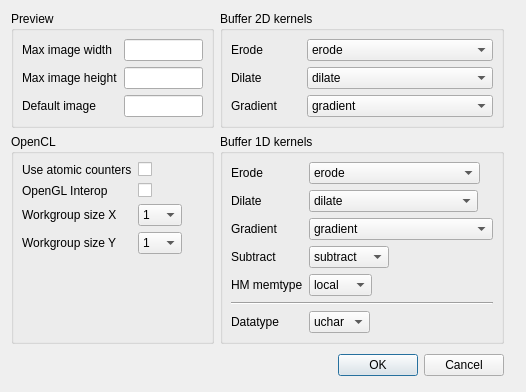
The window that morph2/settings.ui (k0zmo/morphology-opencl) describes before a commit, drawn with Qt 5.
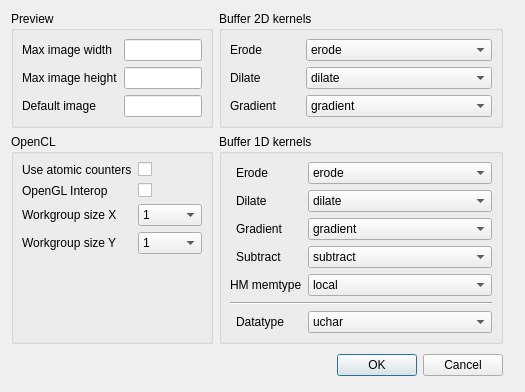
The same window after the commit.

The edit to the form file:
```diff
--- a/morph2/settings.ui
+++ b/morph2/settings.ui
@@ -6,8 +6,8 @@
    <rect>
     <x>0</x>
     <y>0</y>
-    <width>526</width>
-    <height>385</height>
+    <width>525</width>
+    <height>382</height>
    </rect>
   </property>
   <property name="windowTitle">
@@ -21,23 +21,10 @@
        <property name="title">
         <string>Preview</string>
        </property>
-       <layout class="QFormLayout" name="formLayout">
+       <layout class="QGridLayout" name="gridLayout_5">
         <property name="margin">
          <number>8</number>
         </property>
-        <item row="0" column="0">
-         <widget class="QLabel" name="maxImageWidthLabel">
-          <property name="text">
-           <string>Max image width</string>
-          </property>
-          <property name="buddy">
-           <cstring>maxImageWidthLineEdit</cstring>
-          </property>
-         </widget>
-        </item>
-        <item row="0" column="1">
-         <widget class="QLineEdit" name="maxImageWidthLineEdit"/>
-        </item>
         <item row="1" column="0">
          <widget class="QLabel" name="maxImageHeightLabel">
           <property name="text">
@@ -48,9 +35,6 @@
           </property>
          </widget>
         </item>
-        <item row="1" column="1">
-         <widget class="QLineEdit" name="maxImageHeightLineEdit"/>
-        </item>
         <item row="2" column="0">
          <widget class="QLabel" name="defaultImageLabel">
           <property name="text">
@@ -64,6 +48,22 @@
         <item row="2" column="1">
          <widget class="QLineEdit" name="defaultImageLineEdit"/>
         </item>
+        <item row="0" column="0">
+         <widget class="QLabel" name="maxImageWidthLabel">
+          <property name="text">
+           <string>Max image width</string>
+          </property>
+          <property name="buddy">
+           <cstring>maxImageWidthLineEdit</cstring>
+          </property>
+         </widget>
+        </item>
+        <item row="1" column="1">
+         <widget class="QLineEdit" name="maxImageHeightLineEdit"/>
+        </item>
+        <item row="0" column="1">
+         <widget class="QLineEdit" name="maxImageWidthLineEdit"/>
+        </item>
        </layout>
       </widget>
      </item>
@@ -72,39 +72,10 @@
        <property name="title">
         <string>Buffer 2D kernels</string>
        </property>
-       <layout class="QFormLayout" name="formLayout_3">
+       <layout class="QGridLayout" name="gridLayout_4" columnstretch="0,1">
         <property name="margin">
          <number>8</number>
         </property>
-        <item row="0" column="0">
-         <widget class="QLabel" name="erodeKernelLabel">
-          <property name="text">
-           <string>Erode</string>
-          </property>
-          <property name="buddy">
-           <cstring>erodeKernelComboBox</cstring>
-          </property>
-         </widget>
-        </item>
-        <item row="0" column="1">
-         <widget class="QComboBox" name="erodeKernelComboBox">
-          <item>
-           <property name="text">
-            <string>erode</string>
-           </property>
-          </item>
-          <item>
-           <property name="text">
-            <string>erode_c4</string>
-           </property>
-          </item>
-          <item>
-           <property name="text">
-            <string>erode_c4_pragma</string>
-           </property>
-          </item>
-         </widget>
-        </item>
         <item row="1" column="0">
          <widget class="QLabel" name="dilateKernelLabel">
           <property name="text">
@@ -115,25 +86,6 @@
           </property>
          </widget>
         </item>
-        <item row="1" column="1">
-         <widget class="QComboBox" name="dilateKernelComboBox">
-          <item>
-           <property name="text">
-            <string>dilate</string>
-           </property>
-          </item>
-          <item>
-           <property name="text">
-            <string>dilate_c4</string>
-           </property>
-          </item>
-          <item>
-           <property name="text">
-            <string>dilate_c4_pragma</string>
-           </property>
-          </item>
-         </widget>
-        </item>
         <item row="2" column="0">
          <widget class="QLabel" name="gradientKernelLabel">
           <property name="text">
@@ -144,6 +96,54 @@
           </property>
          </widget>
         </item>
+        <item row="0" column="0">
+         <widget class="QLabel" name="erodeKernelLabel">
+          <property name="text">
+           <string>Erode</string>
+          </property>
+          <property name="buddy">
+           <cstring>erodeKernelComboBox</cstring>
+          </property>
+         </widget>
+        </item>
+        <item row="1" column="1">
+         <widget class="QComboBox" name="dilateKernelComboBox">
+          <item>
+           <property name="text">
+            <string>dilate</string>
+           </property>
+          </item>
+          <item>
+           <property name="text">
+            <string>dilate_c4</string>
+           </property>
+          </item>
+          <item>
+           <property name="text">
+            <string>dilate_c4_pragma</string>
+           </property>
+          </item>
+         </widget>
+        </item>
+        <item row="0" column="1">
+         <widget class="QComboBox" name="erodeKernelComboBox">
+          <item>
+           <property name="text">
+            <string>erode</string>
+           </property>
+          </item>
+          <item>
+           <property name="text">
+            <string>erode_c4</string>
+           </property>
+          </item>
+          <item>
+           <property name="text">
+            <string>erode_c4_pragma</string>
+           </property>
+          </item>
+         </widget>
+        </item>
         <item row="2" column="1">
          <widget class="QComboBox" name="gradientKernelComboBox">
           <item>
@@ -171,13 +171,94 @@
        <property name="title">
         <string>OpenCL</string>
        </property>
-       <layout class="QFormLayout" name="formLayout_2">
-        <property name="fieldGrowthPolicy">
-         <enum>QFormLayout::ExpandingFieldsGrow</enum>
-        </property>
+       <layout class="QGridLayout" name="gridLayout_6" columnstretch="0,0">
         <property name="margin">
          <number>8</number>
         </property>
+        <item row="3" column="0">
+         <widget class="QLabel" name="workgroupSizeYLabel">
+          <property name="text">
+           <string>Workgroup size Y</string>
+          </property>
+          <property name="buddy">
+           <cstring>workgroupSizeYComboBox</cstring>
+          </property>
+         </widget>
+        </item>
+        <item row="0" column="1">
+         <widget class="QCheckBox" name="useAtomicCountersCheckBox"/>
+        </item>
+        <item row="2" column="1">
+         <widget class="QComboBox" name="workgroupSizeXComboBox">
+          <item>
+           <property name="text">
+            <string>1</string>
+           </property>
+          </item>
+          <item>
+           <property name="text">
+            <string>2</string>
+           </property>
+          </item>
+          <item>
+           <property name="text">
+            <string>4</string>
+           </property>
+          </item>
+          <item>
+           <property name="text">
+            <string>8</string>
+           </property>
+          </item>
+          <item>
+           <property name="text">
+            <string>16</string>
+           </property>
+          </item>
+          <item>
+           <property name="text">
+            <string>32</string>
+           </property>
+          </item>
+         </widget>
+        </item>
+        <item row="1" column="1">
+         <widget class="QCheckBox" name="openGInteropCheckBox"/>
+        </item>
+        <item row="3" column="1">
+         <widget class="QComboBox" name="workgroupSizeYComboBox">
+          <item>
+           <property name="text">
+            <string>1</string>
+           </property>
+          </item>
+          <item>
+           <property name="text">
+            <string>2</string>
+           </property>
+          </item>
+          <item>
+           <property name="text">
+            <string>4</string>
+           </property>
+          </item>
+          <item>
+           <property name="text">
+            <string>8</string>
+           </property>
+          </item>
+          <item>
+           <property name="text">
+            <string>16</string>
+           </property>
+          </item>
+          <item>
+           <property name="text">
+            <string>32</string>
+           </property>
+          </item>
+         </widget>
+        </item>
         <item row="0" column="0">
          <widget class="QLabel" name="useAtomicCountersLabel">
           <property name="text">
@@ -188,22 +269,6 @@
           </property>
          </widget>
         </item>
-        <item row="0" column="1">
-         <widget class="QCheckBox" name="useAtomicCountersCheckBox"/>
-        </item>
-        <item row="1" column="0">
-         <widget class="QLabel" name="openGInteropLabel">
-          <property name="text">
-           <string>OpenGL Interop</string>
-          </property>
-          <property name="buddy">
-           <cstring>openGInteropCheckBox</cstring>
-          </property>
-         </widget>
-        </item>
-        <item row="1" column="1">
-         <widget class="QCheckBox" name="openGInteropCheckBox"/>
-        </item>
         <item row="2" column="0">
          <widget class="QLabel" name="workgroupSizeXLabel">
           <property name="text">
@@ -214,83 +279,28 @@
           </property>
          </widget>
         </item>
-        <item row="2" column="1">
-         <widget class="QComboBox" name="workgroupSizeXComboBox">
-          <item>
-           <property name="text">
-            <string>1</string>
-           </property>
-          </item>
-          <item>
-           <property name="text">
-            <string>2</string>
-           </property>
-          </item>
-          <item>
-           <property name="text">
-            <string>4</string>
-           </property>
-          </item>
-          <item>
-           <property name="text">
-            <string>8</string>
-           </property>
-          </item>
-          <item>
-           <property name="text">
-            <string>16</string>
-           </property>
-          </item>
-          <item>
-           <property name="text">
-            <string>32</string>
-           </property>
-          </item>
-         </widget>
-        </item>
-        <item row="3" column="0">
-         <widget class="QLabel" name="workgroupSizeYLabel">
+        <item row="1" column="0">
+         <widget class="QLabel" name="openGInteropLabel">
           <property name="text">
-           <string>Workgroup size Y</string>
+           <string>OpenGL Interop</string>
           </property>
           <property name="buddy">
            <cstring>workgroupSizeYComboBox</cstring>
           </property>
          </widget>
         </item>
-        <item row="3" column="1">
-         <widget class="QComboBox" name="workgroupSizeYComboBox">
-          <item>
-           <property name="text">
-            <string>1</string>
-           </property>
-          </item>
-          <item>
-           <property name="text">
-            <string>2</string>
-           </property>
-          </item>
-          <item>
-           <property name="text">
-            <string>4</string>
-           </property>
-          </item>
-          <item>
-           <property name="text">
-            <string>8</string>
-           </property>
-          </item>
-          <item>
-           <property name="text">
-            <string>16</string>
-           </property>
-          </item>
-          <item>
-           <property name="text">
-            <string>32</string>
-           </property>
-          </item>
-         </widget>
+        <item row="4" column="0">
+         <spacer name="verticalSpacer_2">
+          <property name="orientation">
+           <enum>Qt::Vertical</enum>
+          </property>
+          <property name="sizeHint" stdset="0">
+           <size>
+            <width>20</width>
+            <height>40</height>
+           </size>
+          </property>
+         </spacer>
         </item>
        </layout>
       </widget>
@@ -300,14 +310,122 @@
        <property name="title">
         <string>Buffer 1D kernels</string>
        </property>
-       <layout class="QFormLayout" name="formLayout_4">
-        <property name="fieldGrowthPolicy">
-         <enum>QFormLayout::ExpandingFieldsGrow</enum>
-        </property>
+       <layout class="QGridLayout" name="gridLayout_3" columnstretch="0,10,0">
         <property name="margin">
          <number>8</number>
         </property>
-        <item row="0" column="0">
+        <item row="3" column="2">
+         <widget class="QComboBox" name="subtractKernelComboBox">
+          <item>
+           <property name="text">
+            <string>subtract</string>
+           </property>
+          </item>
+          <item>
+           <property name="text">
+            <string>subtract4</string>
+           </property>
+          </item>
+         </widget>
+        </item>
+        <item row="2" column="1">
+         <widget class="QLabel" name="gradientKernelLabel_2">
+          <property name="text">
+           <string>Gradient</string>
+          </property>
+          <property name="buddy">
+           <cstring>gradientKernelComboBox_2</cstring>
+          </property>
+         </widget>
+        </item>
+        <item row="4" column="0" colspan="2">
+         <widget class="QLabel" name="hitmissMemTypeLabel">
+          <property name="text">
+           <string>HM memtype</string>
+          </property>
+          <property name="buddy">
+           <cstring>hitmissMemTypeComboBox</cstring>
+          </property>
+         </widget>
+        </item>
+        <item row="1" column="2">
+         <widget class="QComboBox" name="dilateKernelComboBox_2">
+          <item>
+           <property name="text">
+            <string>dilate</string>
+           </property>
+          </item>
+          <item>
+           <property name="text">
+            <string>dilate_local</string>
+           </property>
+          </item>
+          <item>
+           <property name="text">
+            <string>dilate_c4_local</string>
+           </property>
+          </item>
+          <item>
+           <property name="text">
+            <string>dilate_c4_local_unroll</string>
+           </property>
+          </item>
+          <item>
+           <property name="text">
+            <string>dilate_c4_local_pragma</string>
+           </property>
+          </item>
+          <item>
+           <property name="text">
+            <string>dilate4_local</string>
+           </property>
+          </item>
+          <item>
+           <property name="text">
+            <string>dilate4_c4_local</string>
+           </property>
+          </item>
+          <item>
+           <property name="text">
+            <string>dilate4_c4_local_unroll</string>
+           </property>
+          </item>
+          <item>
+           <property name="text">
+            <string>dilate4_c4_local_pragma</string>
+           </property>
+          </item>
+         </widget>
+        </item>
+        <item row="4" column="2">
+         <widget class="QComboBox" name="hitmissMemTypeComboBox">
+          <item>
+           <property name="text">
+            <string>local</string>
+           </property>
+          </item>
+          <item>
+           <property name="text">
+            <string>global</string>
+           </property>
+          </item>
+         </widget>
+        </item>
+        <item row="6" column="2">
+         <widget class="QComboBox" name="datatypeComboBox">
+          <item>
+           <property name="text">
+            <string>uchar</string>
+           </property>
+          </item>
+          <item>
+           <property name="text">
+            <string>uint</string>
+           </property>
+          </item>
+         </widget>
+        </item>
+        <item row="0" column="1">
          <widget class="QLabel" name="erodeKernelLabel_2">
           <property name="text">
            <string>Erode</string>
@@ -317,7 +435,27 @@
           </property>
          </widget>
         </item>
-        <item row="0" column="1">
+        <item row="1" column="1">
+         <widget class="QLabel" name="dilateKernelLabel_2">
+          <property name="text">
+           <string>Dilate</string>
+          </property>
+          <property name="buddy">
+           <cstring>dilateKernelComboBox_2</cstring>
+          </property>
+         </widget>
+        </item>
+        <item row="6" column="1">
+         <widget class="QLabel" name="datatypeLabel">
+          <property name="text">
+           <string>Datatype</string>
+          </property>
+          <property name="buddy">
+           <cstring>datatypeComboBox</cstring>
+          </property>
+         </widget>
+        </item>
+        <item row="0" column="2">
          <widget class="QComboBox" name="erodeKernelComboBox_2">
           <item>
            <property name="text">
@@ -366,76 +504,7 @@
           </item>
          </widget>
         </item>
-        <item row="1" column="0">
-         <widget class="QLabel" name="dilateKernelLabel_2">
-          <property name="text">
-           <string>Dilate</string>
-          </property>
-          <property name="buddy">
-           <cstring>dilateKernelComboBox_2</cstring>
-          </property>
-         </widget>
-        </item>
-        <item row="1" column="1">
-         <widget class="QComboBox" name="dilateKernelComboBox_2">
-          <item>
-           <property name="text">
-            <string>dilate</string>
-           </property>
-          </item>
-          <item>
-           <property name="text">
-            <string>dilate_local</string>
-           </property>
-          </item>
-          <item>
-           <property name="text">
-            <string>dilate_c4_local</string>
-           </property>
-          </item>
-          <item>
-           <property name="text">
-            <string>dilate_c4_local_unroll</string>
-           </property>
-          </item>
-          <item>
-           <property name="text">
-            <string>dilate_c4_local_pragma</string>
-           </property>
-          </item>
-          <item>
-           <property name="text">
-            <string>dilate4_local</string>
-           </property>
-          </item>
-          <item>
-           <property name="text">
-            <string>dilate4_c4_local</string>
-           </property>
-          </item>
-          <item>
-           <property name="text">
-            <string>dilate4_c4_local_unroll</string>
-           </property>
-          </item>
-          <item>
-           <property name="text">
-            <string>dilate4_c4_local_pragma</string>
-           </property>
-          </item>
-         </widget>
-        </item>
-        <item row="2" column="0">
-         <widget class="QLabel" name="gradientKernelLabel_2">
-          <property name="text">
-           <string>Gradient</string>
-          </property>
-          <property name="buddy">
-           <cstring>gradientKernelComboBox_2</cstring>
-          </property>
-         </widget>
-        </item>
-        <item row="2" column="1">
+        <item row="2" column="2">
          <widget class="QComboBox" name="gradientKernelComboBox_2">
           <item>
            <property name="text">
@@ -484,7 +553,7 @@
           </item>
          </widget>
         </item>
-        <item row="3" column="0">
+        <item row="3" column="1">
          <widget class="QLabel" name="subtractKernelLabel">
           <property name="text">
            <string>Subtract</string>
@@ -494,76 +563,8 @@
           </property>
          </widget>
         </item>
-        <item row="3" column="1">
-         <widget class="QComboBox" name="subtractKernelComboBox">
-          <item>
-           <property name="text">
-            <string>subtract</string>
-           </property>
-          </item>
-          <item>
-           <property name="text">
-            <string>subtract4</string>
-           </property>
-          </item>
-         </widget>
-        </item>
-        <item row="4" column="0">
-         <widget class="QLabel" name="hitmissMemTypeLabel">
-          <property name="text">
-           <string>HM memtype</string>
-          </property>
-          <property name="buddy">
-           <cstring>hitmissMemTypeComboBox</cstring>
-          </property>
-         </widget>
-        </item>
-        <item row="4" column="1">
-         <widget class="QComboBox" name="hitmissMemTypeComboBox">
-          <item>
-           <property name="text">
-            <string>local</string>
-           </property>
-          </item>
-          <item>
-           <property name="text">
-            <string>global</string>
-           </property>
-          </item>
-         </widget>
-        </item>
-        <item row="6" column="0">
-         <widget class="QLabel" name="datatypeLabel">
-          <property name="text">
-           <string>Datatype</string>
-          </property>
-          <property name="buddy">
-           <cstring>datatypeComboBox</cstring>
-          </property>
-         </widget>
-        </item>
-        <item row="6" column="1">
-         <widget class="QComboBox" name="datatypeComboBox">
-          <item>
-           <property name="text">
-            <string>uchar</string>
-           </property>
-          </item>
-          <item>
-           <property name="text">
-            <string>uint</string>
-           </property>
-          </item>
-         </widget>
-        </item>
-        <item row="5" column="0" colspan="2">
+        <item row="5" column="0" colspan="3">
          <widget class="Line" name="line">
-          <property name="sizePolicy">
-           <sizepolicy hsizetype="Expanding" vsizetype="Fixed">
-            <horstretch>0</horstretch>
-            <verstretch>0</verstretch>
-           </sizepolicy>
-          </property>
           <property name="orientation">
            <enum>Qt::Horizontal</enum>
           </property>
```
Left out of the diff: 2 changed lines with no effect on the pictures.
